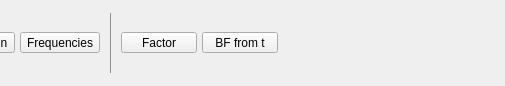
This is JASP-Desktop/ribbons/ribbonanalysis.ui in jasp-stats/jasp-desktop as Qt 5 draws it before an edit; both pictures show x 335 to 840 and y 0 to 86 of the 840 by 86 pixel window. The edited form follows.
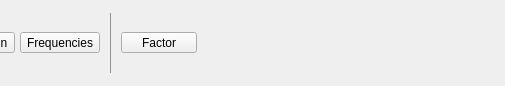
This is the edited form. Icons and pictures are not drawn. Custom widgets are drawn as their Qt base class.

Commit message: Remove BFFromT analysis

```diff
--- a/JASP-Desktop/ribbons/ribbonanalysis.ui
+++ b/JASP-Desktop/ribbons/ribbonanalysis.ui
@@ -172,35 +172,6 @@
            </property>
           </widget>
          </item>
-         <item row="0" column="2">
-          <widget class="RibbonButton" name="BFFromT">
-           <property name="minimumSize">
-            <size>
-             <width>76</width>
-             <height>0</height>
-            </size>
-           </property>
-           <property name="text">
-            <string>BF from t</string>
-           </property>
-           <property name="icon">
-            <iconset resource="../resources/icons.qrc">
-             <normaloff>:/icons/analysis-bayesian-ttest.svg</normaloff>:/icons/analysis-bayesian-ttest.svg</iconset>
-           </property>
-           <property name="iconSize">
-            <size>
-             <width>37</width>
-             <height>28</height>
-            </size>
-           </property>
-           <property name="popupMode">
-            <enum>QToolButton::InstantPopup</enum>
-           </property>
-           <property name="toolButtonStyle">
-            <enum>Qt::ToolButtonTextUnderIcon</enum>
-           </property>
-          </widget>
-         </item>
         </layout>
        </widget>
       </item>
```
Left out of the diff: 1 changed line with no effect on the pictures. The commit also changes 1 other file.
